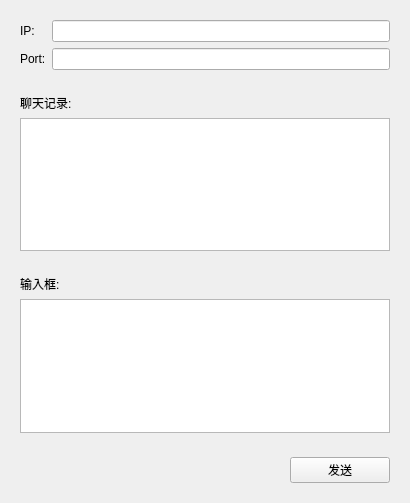
First picture: the form in client.ui, repository c1094179989/qt-tcpip-server-client-demo, before the edit.
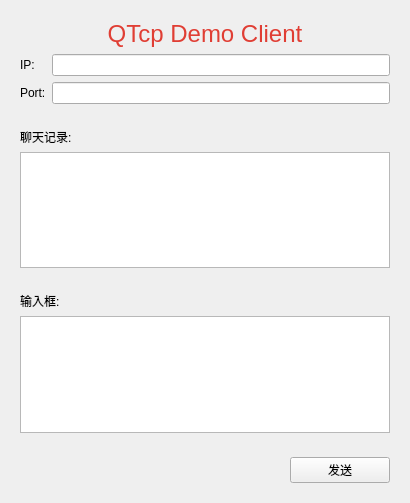
Second picture: the form after the edit.

```diff
--- a/client.ui
+++ b/client.ui
@@ -17,30 +17,37 @@
    <item>
     <widget class="QWidget" name="widget" native="true">
      <layout class="QGridLayout" name="gridLayout">
-      <item row="0" column="0">
-       <widget class="QLabel" name="label">
-        <property name="text">
-         <string>IP:</string>
-        </property>
-       </widget>
-      </item>
-      <item row="0" column="1">
-       <widget class="QLineEdit" name="ip"/>
-      </item>
-      <item row="1" column="0">
+      <item row="2" column="0">
        <widget class="QLabel" name="label_2">
         <property name="text">
          <string>Port:</string>
         </property>
        </widget>
       </item>
+      <item row="1" column="0">
+       <widget class="QLabel" name="label">
+        <property name="text">
+         <string>IP:</string>
+        </property>
+       </widget>
+      </item>
       <item row="1" column="1">
+       <widget class="QLineEdit" name="ip"/>
+      </item>
+      <item row="2" column="1">
        <widget class="QLineEdit" name="port">
         <property name="text">
          <string/>
         </property>
        </widget>
       </item>
+      <item row="0" column="0" colspan="2">
+       <widget class="QLabel" name="label_5">
+        <property name="text">
+         <string>&lt;html&gt;&lt;head/&gt;&lt;body&gt;&lt;p align=&quot;center&quot;&gt;&lt;span style=&quot; font-size:18pt; color:#e03e34;&quot;&gt;QTcp Demo Client&lt;/span&gt;&lt;/p&gt;&lt;/body&gt;&lt;/html&gt;</string>
+        </property>
+       </widget>
+      </item>
      </layout>
     </widget>
    </item>
```
